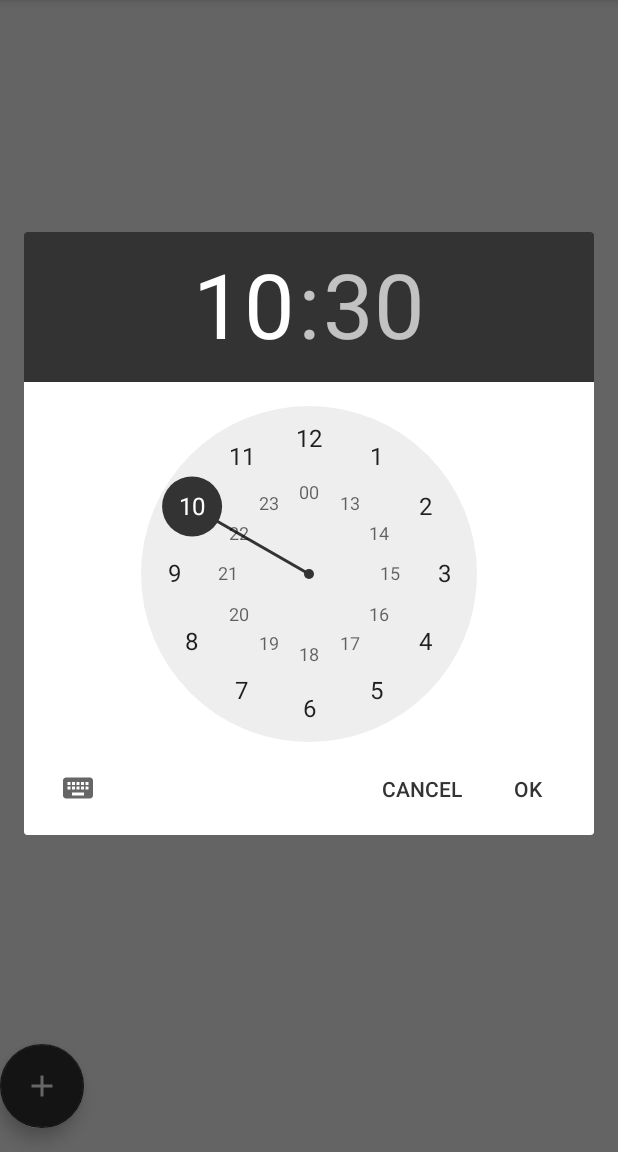
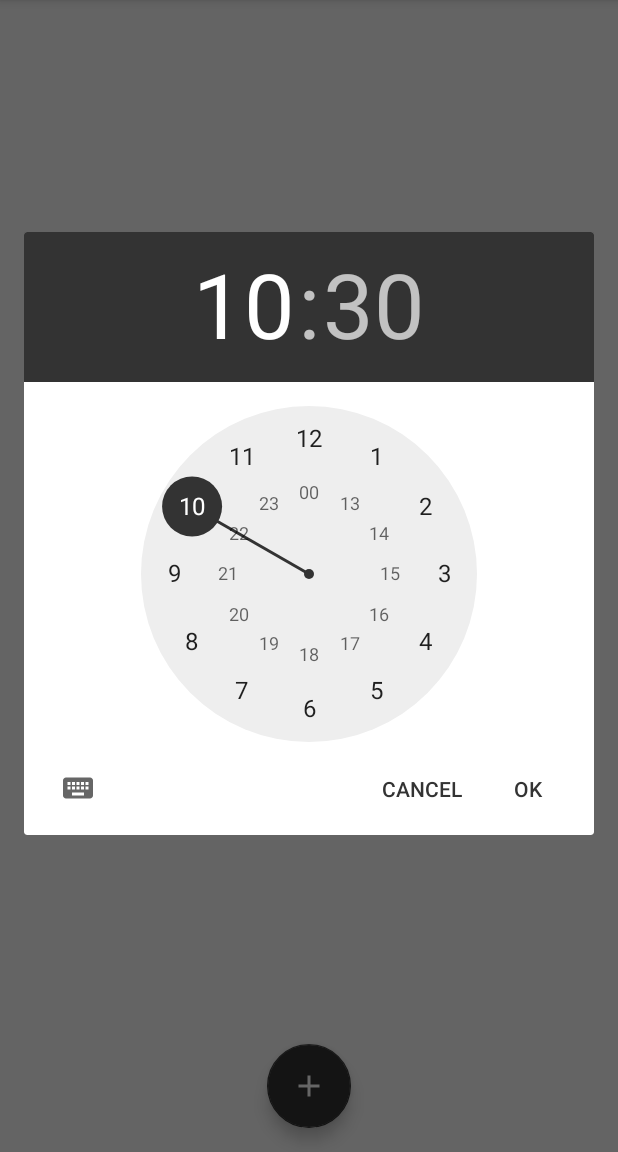
Before and after one commit to Sleewell/Sleewell-Android, an Android app: the fragment AlarmFragment shown on its own in the app's theme, after a tap on an icon or button, on a phone screen of 412 x 824 dp, the part 84-1236 px from its top. Run offline under Robolectric (Android 15) with nearby library versions, the phone set to English and light mode, and no system bars.

Commit message:
Adding last button for alarm in the menu

```diff
--- a/app/src/main/java/com/sleewell/sleewell/new_mvp/menu/view/MenuFragment.kt
+++ b/app/src/main/java/com/sleewell/sleewell/new_mvp/menu/view/MenuFragment.kt
@@ -44,11 +44,13 @@ class MenuFragment : Fragment() {
         val navController = nestedNavHostFragment?.navController
 
         val homeNav = root.findViewById<ToggleButton>(R.id.homeNavButton)
+        val alarmNav = root.findViewById<ToggleButton>(R.id.alarmNavButton)
         val settingsNav = root.findViewById<ToggleButton>(R.id.settingsNavButton)
         val statNav = root.findViewById<ToggleButton>(R.id.statNavButton)
 
         val customNavBar = CustomNavBar()
         customNavBar.addButton(homeNav, getString(R.string.home_label), R.id.homeFragment)
+        customNavBar.addButton(alarmNav, getString(R.string.alarm_label), R.id.alarmFragment)
         customNavBar.addButton(settingsNav, getString(R.string.settings_label), R.id.settingsFragment)
         customNavBar.addButton(statNav, getString(R.string.statistics_label), R.id.statFragment)
 
--- a/app/src/main/res/layout/new_fragment_alarm.xml
+++ b/app/src/main/res/layout/new_fragment_alarm.xml
@@ -20,7 +20,8 @@
         android:layout_marginBottom="60dp"
         app:fabSize="normal"
         app:layout_constraintBottom_toBottomOf="parent"
-        app:srcCompat="@drawable/ic_add_white_24dp"
-        tools:layout_editor_absoluteX="339dp" />
+        app:layout_constraintEnd_toEndOf="parent"
+        app:layout_constraintStart_toStartOf="parent"
+        app:srcCompat="@drawable/ic_add_white_24dp" />
 
 </androidx.constraintlayout.widget.ConstraintLayout>
--- a/app/src/main/res/values/strings.xml
+++ b/app/src/main/res/values/strings.xml
@@ -35,9 +35,10 @@
     <!-- Settings file name-->
     <string name="setting_file_network">com.sleewell.sleewell.network</string>
     <string name="setting_file_notification">com.sleewell.sleewell.notification</string>
-    <!-- TODO: Remove or change this placeholder text -->
+    <!-- fragment label -->
     <string name="hello_blank_fragment">Hello blank fragment</string>
     <string name="home_label">new_fragment_home</string>
+    <string name="alarm_label">new_fragment_alarm</string>
     <string name="settings_label">new_fragment_settings</string>
     <string name="statistics_label">new_fragment_stat</string>
 </resources>
```
Also changed, not shown: app/src/main/res/layout/new_fragment_menu.xml (+21 -20 lines).
